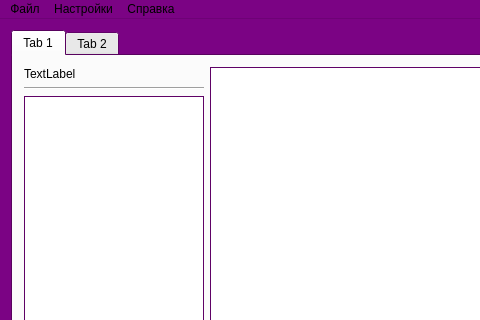
First picture: the form in mainwindow.ui, repository Naursul/Norm, before the edit; both pictures show x 0 to 480 and y 0 to 320 of the 917 by 531 pixel window.
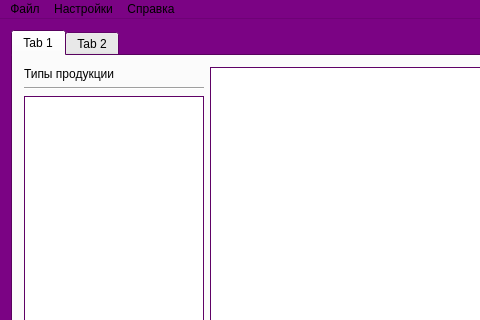
Second picture: the form after the edit.

Commit message: Сделаны построение списков операторов и списка типов продукции в соответствии с залогинившимся оператором

Patch:
```diff
--- a/mainwindow.ui
+++ b/mainwindow.ui
@@ -76,7 +76,7 @@
              </size>
             </property>
             <property name="text">
-             <string>TextLabel</string>
+             <string>Типы продукции</string>
             </property>
            </widget>
           </item>
```
Left out of the diff: 2 changed lines with no effect on the pictures. The commit also changes 2 other files.
